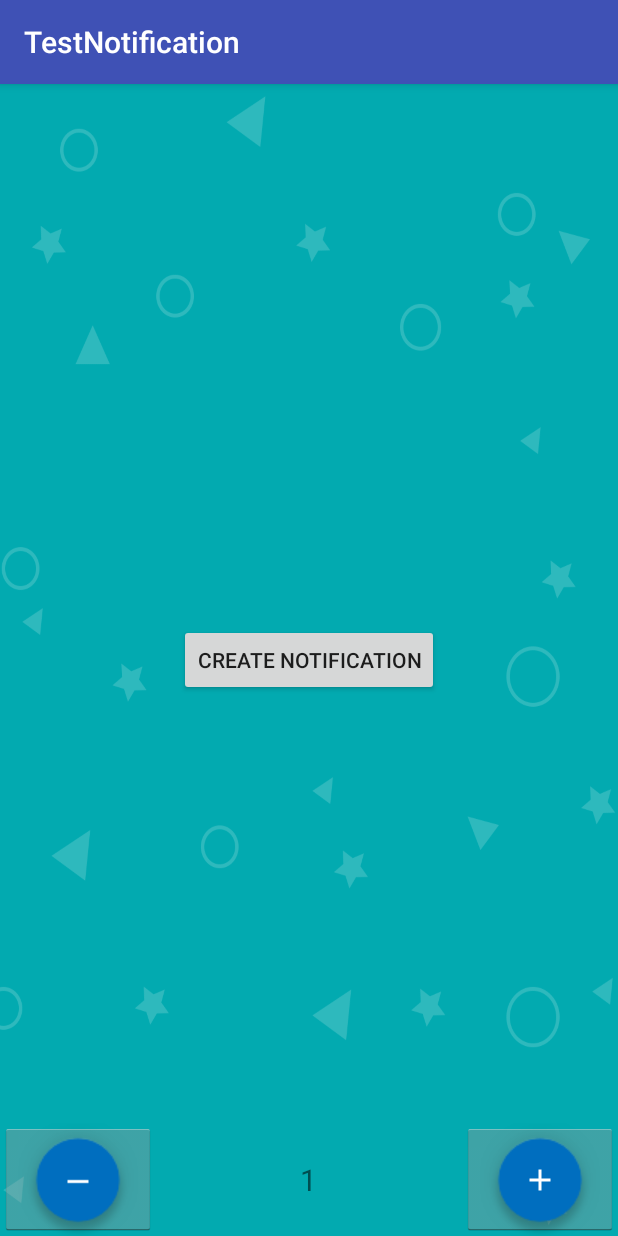
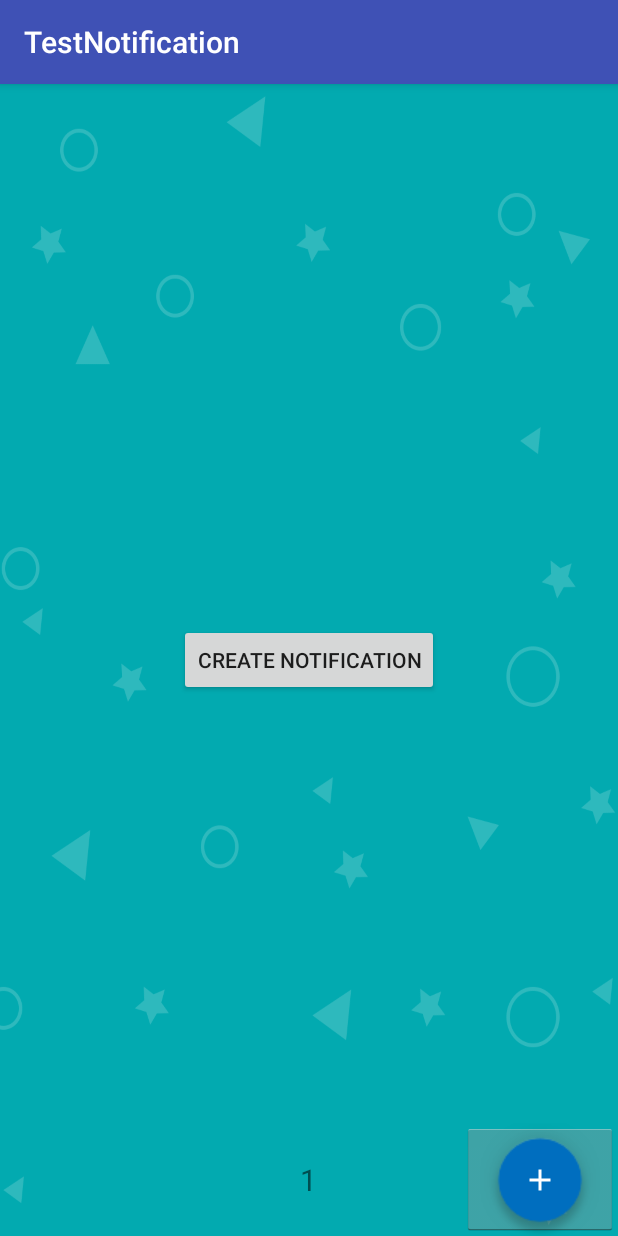
Before and after one commit to TarasMel/TestNotification, an Android app: the screen it shows after launch (MainActivity), after a tap on an icon or button, on a phone screen of 412 x 824 dp. Run offline under Robolectric (Android 15) with nearby library versions, the phone set to English and light mode, and no system bars; our stand-ins replace ButterKnife; 1 other tap on this screen came first.

Commit message:
Little bit changes

```diff
--- a/app/src/main/java/com/example/taras/testnotification/MainActivity.java
+++ b/app/src/main/java/com/example/taras/testnotification/MainActivity.java
@@ -12,12 +12,15 @@ import android.view.View;
 import android.widget.Button;
 import android.widget.ImageButton;
 import android.widget.TextView;
+
 import butterknife.BindView;
 import butterknife.ButterKnife;
 import butterknife.OnClick;
 
 public class MainActivity extends AppCompatActivity {
     private static final int NOTIFY_ID = 101;
+    private static final int MIN_VALUE_PAGE = 1;
+    private static final int MAX_VALUE_PAGE = 3;
 
     @BindView(R.id.txt_page_ID)
     TextView txt_page_state;
@@ -30,28 +33,30 @@ public class MainActivity extends AppCompatActivity {
     Button btn_create_notification;
 
     @OnClick({R.id.btn_plus_ID, R.id.btn_minus_ID, R.id.btn_createNotification_ID})
-    public void onClick(View view){
-        switch(view.getId()){
+    public void onClick(View view) {
+        switch (view.getId()) {
             case R.id.btn_plus_ID:
                 int i = Integer.parseInt(txt_page_state.getText().toString());
                 txt_page_state.setText(Integer.toString(++i));
+                blockMinusPage();
+                blockPlusPage();
                 break;
             case R.id.btn_minus_ID:
-                if (Integer.parseInt(txt_page_state.getText().toString()) != 1){
-                    int n = Integer.parseInt(txt_page_state.getText().toString());
-                    txt_page_state.setText(Integer.toString(--n));
-                }
+                int n = Integer.parseInt(txt_page_state.getText().toString());
+                txt_page_state.setText(Integer.toString(--n));
+                blockMinusPage();
+                blockPlusPage();
                 break;
             case R.id.btn_createNotification_ID:
-                Intent notificationIntent = new Intent(MainActivity.this,MainActivity.class);
+                Intent notificationIntent = new Intent(MainActivity.this, MainActivity.class);
                 PendingIntent contentIntent = PendingIntent.getActivity(MainActivity.this, 0,
                         notificationIntent, PendingIntent.FLAG_CANCEL_CURRENT);
                 Resources res = this.getResources();
                 NotificationCompat.Builder builder = new NotificationCompat.Builder(this);
                 builder.setContentIntent(contentIntent).setSmallIcon(R.drawable.n_2x).setContentTitle
-                        ("Eshkere").
-                        setContentText(res.getString(R.string.notification_title)+" "+
-                                txt_page_state.getText().toString()+" "+res.getString(R.string.page));
+                        (res.getString(R.string.notification_title)).
+                        setContentText(res.getString(R.string.notification_title) + " " +
+                                txt_page_state.getText().toString() + " " + res.getString(R.string.notification_text));
                 NotificationManager notificationManager = (NotificationManager) getSystemService(Context.NOTIFICATION_SERVICE);
                 notificationManager.notify(NOTIFY_ID, builder.build());
                 break;
@@ -63,6 +68,20 @@ public class MainActivity extends AppCompatActivity {
         super.onCreate(savedInstanceState);
         setContentView(R.layout.activity_main);
         ButterKnife.bind(this);
+        blockMinusPage();
+        blockPlusPage();
+    }
+    public void blockMinusPage(){
+        if(Integer.parseInt(txt_page_state.getText().toString()) == MIN_VALUE_PAGE){
+            btn_minus_page.setVisibility(View.INVISIBLE);
+        }
+        else btn_minus_page.setVisibility(View.VISIBLE);
+    }
+    public void blockPlusPage(){
+        if(Integer.parseInt(txt_page_state.getText().toString()) == MAX_VALUE_PAGE){
+            btn_plus_page.setVisibility(View.INVISIBLE);
+        }
+        else btn_plus_page.setVisibility(View.VISIBLE);
+    }
 
-    }
 }
--- a/app/src/main/res/values/strings.xml
+++ b/app/src/main/res/values/strings.xml
@@ -5,6 +5,6 @@
     <string name="txt_page">1</string>
     <string name="create_Notification">Create Notification</string>
 
-    <string name="notification_title">Notification created on</string>
-    <string name="page">page</string>
+    <string name="notification_title">Notification</string>
+    <string name="notification_text">Notification created on %s page</string>
 </resources>
```
